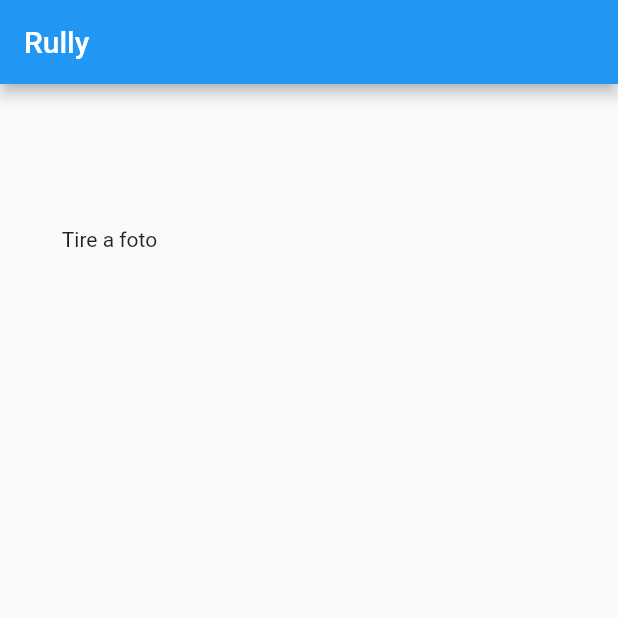
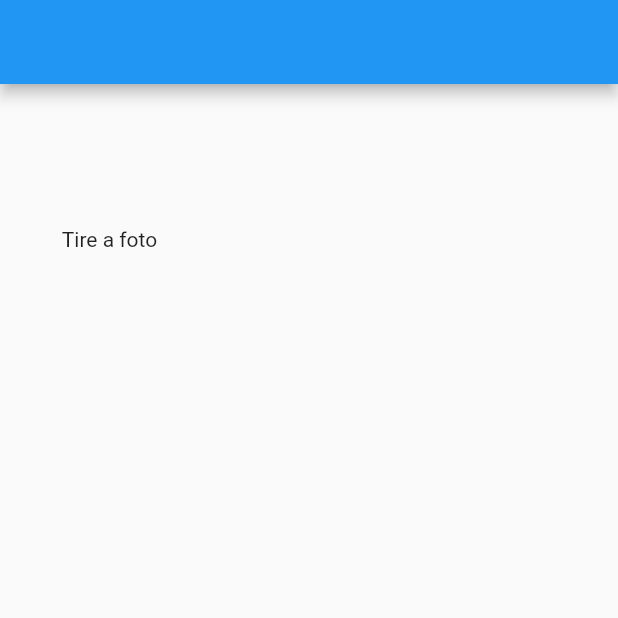
Before and after one commit to gabuldev/camera_camera, a Flutter app: the screen it shows after launch, on a phone screen of 412 x 824 dp, the top half of it. Run offline on Flutter 3.47's test engine with Material 2 defaults, Android fonts, the light colour scheme and no system bars; our stand-ins replace camera, native_device_orientation, rxdart, video_player, wakelock; missing offline and left inert: a package.

Commit message:
- Ajuste no main

```diff
--- a/example/lib/main.dart
+++ b/example/lib/main.dart
@@ -31,7 +31,7 @@ class _HomeScreenState extends State<HomeScreen> {
   @override
   Widget build(BuildContext context) {
     return Scaffold(
-        appBar: AppBar(title: Text("Rully")),
+        appBar: AppBar(title: Text("")),
         floatingActionButton: FloatingActionButton(
             child: Icon(Icons.camera_alt),
             onPressed: () async {
@@ -46,9 +46,9 @@ class _HomeScreenState extends State<HomeScreen> {
                           print('--------------');
                         },
 
-                        imageMask: CameraFocus.square(
-                          color: Colors.black.withOpacity(0.5),
-                        ),
+                        // imageMask: CameraFocus.square(
+                        //   color: Colors.black.withOpacity(0.5),
+                        // ),
                       ));
               setState(() {});
             }),
```
Also changed, not shown: 1 other file.
